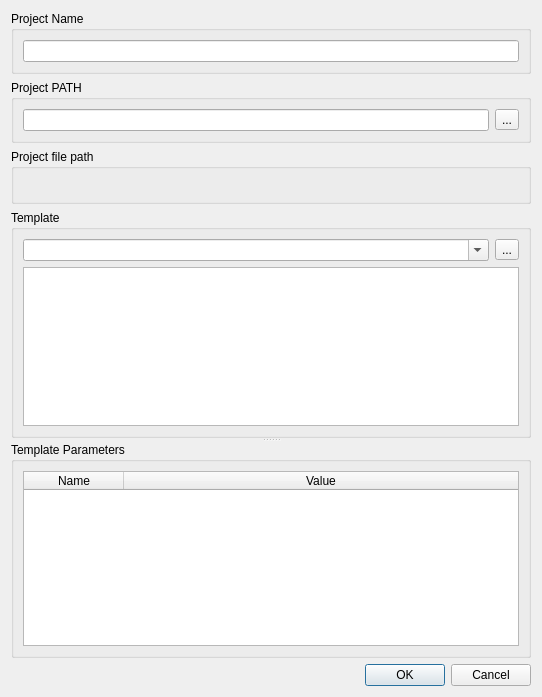
martinribelotta/embedded-ide, file projectnewdialog.ui: the form before one commit.
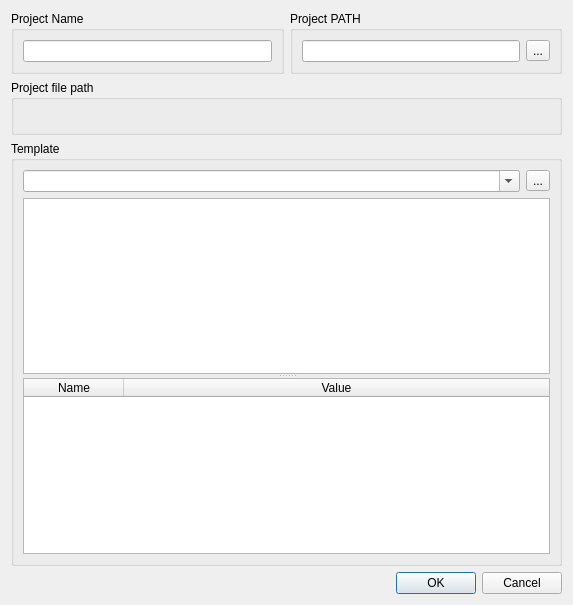
The form after the commit.

What changed in the file:
```diff
--- a/projectnewdialog.ui
+++ b/projectnewdialog.ui
@@ -6,8 +6,8 @@
    <rect>
     <x>0</x>
     <y>0</y>
-    <width>542</width>
-    <height>697</height>
+    <width>573</width>
+    <height>605</height>
    </rect>
   </property>
   <property name="sizePolicy">
@@ -19,15 +19,10 @@
   <property name="windowTitle">
    <string>New Project</string>
   </property>
-  <layout class="QVBoxLayout" name="verticalLayout_6">
-   <item>
-    <widget class="QSplitter" name="splitter">
-     <property name="orientation">
-      <enum>Qt::Vertical</enum>
-     </property>
-     <widget class="QWidget" name="">
       <layout class="QVBoxLayout" name="verticalLayout_4">
        <item>
+    <layout class="QHBoxLayout" name="horizontalLayout_3">
+     <item>
         <widget class="QGroupBox" name="groupBox">
          <property name="title">
           <string>Project Name</string>
@@ -58,6 +53,8 @@
          </layout>
         </widget>
        </item>
+    </layout>
+   </item>
        <item>
         <widget class="QGroupBox" name="groupBox_3">
          <property name="title">
@@ -79,7 +76,7 @@
          <property name="title">
           <string>Template</string>
          </property>
-         <layout class="QVBoxLayout" name="verticalLayout_5">
+     <layout class="QVBoxLayout" name="verticalLayout_3">
           <item>
            <layout class="QHBoxLayout" name="horizontalLayout_2">
             <item>
@@ -99,19 +96,11 @@
            </layout>
           </item>
           <item>
+       <widget class="QSplitter" name="splitter">
+        <property name="orientation">
+         <enum>Qt::Vertical</enum>
+        </property>
            <widget class="QTextBrowser" name="infoView"/>
-          </item>
-         </layout>
-        </widget>
-       </item>
-      </layout>
-     </widget>
-     <widget class="QGroupBox" name="groupBox_5">
-      <property name="title">
-       <string>Template Parameters</string>
-      </property>
-      <layout class="QVBoxLayout" name="verticalLayout_3">
-       <item>
         <widget class="QTableWidget" name="parameterTable">
          <property name="alternatingRowColors">
           <bool>true</bool>
@@ -139,9 +128,9 @@
           </property>
          </column>
         </widget>
-       </item>
-      </layout>
-     </widget>
+       </widget>
+      </item>
+     </layout>
     </widget>
    </item>
    <item>
```
Lines whose indentation alone changed are shown as unchanged.
